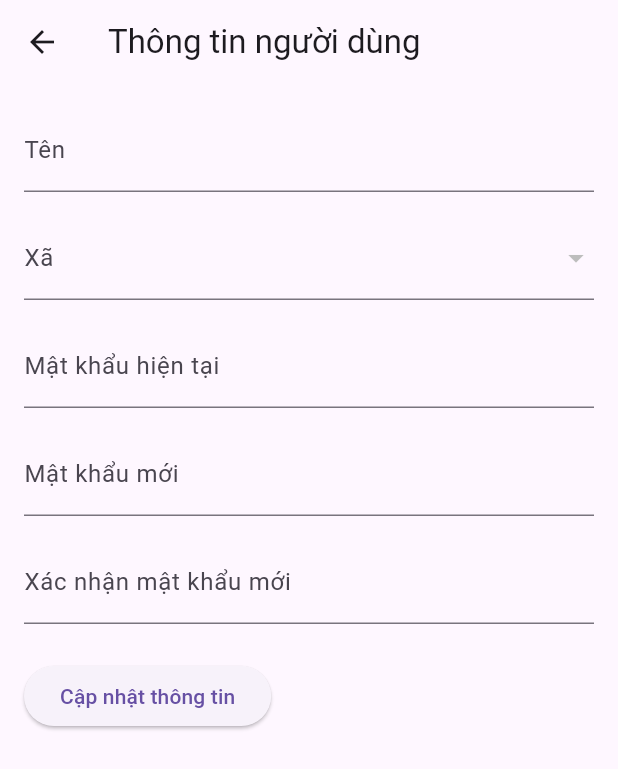
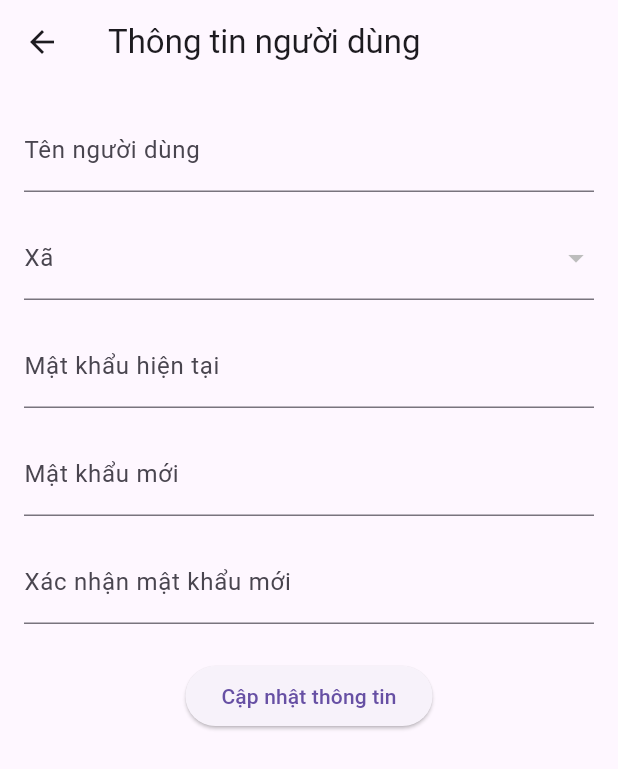
Before and after one commit to kiu-chan/ocop, a Flutter app: the Profile screen opened directly, after a tap on the "edit document" icon, on a phone screen of 412 x 824 dp. Shown: the top 769 px of the screen. Run offline on Flutter 3.47's test engine with Material 3 defaults, Android fonts, the phone set to English and light mode, and no system bars; our stand-ins replace chewie, equatable, fl_chart, flutter_bloc, flutter_html, flutter_map and 3 more; missing offline and left inert: bcrypt, geojson, postgres; accounts and stored records are empty.

Commit message:
editProfile update

```diff
--- a/lib/src/page/settings/profile/profile.dart
+++ b/lib/src/page/settings/profile/profile.dart
@@ -52,8 +52,8 @@ class _ProfileState extends State<Profile> {
                     ),
                     child: Center(
                       child: ClipOval(
-                        child: Image.network(
-                          'https://i.pinimg.com/736x/11/e4/4d/11e44d85743b28fa62121b5ae71a914b.jpg',
+                        child: Image.asset(
+                          'lib/src/assets/img/settings/ic_launcher.png',
                           width: 88.0,
                           height: 88.0,
                           fit: BoxFit.cover,
--- a/lib/src/page/settings/profile/userInformation.dart
+++ b/lib/src/page/settings/profile/userInformation.dart
@@ -1,6 +1,7 @@
 import 'package:flutter/material.dart';
 import 'package:ocop/mainData/user/authService.dart';
 import 'package:ocop/mainData/database/databases.dart';
+import 'package:ocop/src/page/home/home.dart';
 
 class UserInformation extends StatefulWidget {
   const UserInformation({Key? key}) : super(key: key);
@@ -18,6 +19,7 @@ class _UserInformationState extends State<UserInformation> {
   String? _selectedCommune;
   Map<String, dynamic>? _userInfo;
   List<Map<String, dynamic>> _communes = [];
+  bool _isLoading = false;
 
   final DefaultDatabaseOptions _databaseOptions = DefaultDatabaseOptions();
 
@@ -51,6 +53,10 @@ class _UserInformationState extends State<UserInformation> {
 
   Future<void> _updateUserInfo() async {
     if (_formKey.currentState!.validate()) {
+      setState(() {
+        _isLoading = true;
+      });
+
       final selectedCommuneData = _communes.firstWhere(
         (c) => c['name'] == _selectedCommune,
         orElse: () => {'id': null},
@@ -67,6 +73,9 @@ class _UserInformationState extends State<UserInformation> {
           _currentPasswordController.text,
         );
         if (!isPasswordCorrect) {
+          setState(() {
+            _isLoading = false;
+          });
           ScaffoldMessenger.of(context).showSnackBar(
             const SnackBar(content: Text('Mật khẩu hiện tại không đúng')),
           );
@@ -77,17 +86,30 @@ class _UserInformationState extends State<UserInformation> {
 
       final success = await _databaseOptions.accountDatabase.updateUserInfo(_userInfo!['id'], newInfo);
       if (success) {
-        ScaffoldMessenger.of(context).showSnackBar(
-          const SnackBar(content: Text('Thông tin người dùng đã được cập nhật thành công')),
-        );
         final updatedUserInfo = Map<String, dynamic>.from(_userInfo!);
         updatedUserInfo.addAll(newInfo);
         updatedUserInfo['commune'] = _selectedCommune;
         await AuthService.updateUserInfo(updatedUserInfo);
+
+        // Đảm bảo vòng xoay hiển thị ít nhất 1 giây
+        await Future.delayed(const Duration(seconds: 1));
+
         setState(() {
           _userInfo = updatedUserInfo;
+          _isLoading = false;
         });
+
+        ScaffoldMessenger.of(context).showSnackBar(
+          const SnackBar(content: Text('Thông tin người dùng đã được cập nhật thành công')),
+        );
+
+        Navigator.of(context).pushReplacement(
+          MaterialPageRoute(builder: (context) => const Home()),
+        );
       } else {
+        setState(() {
+          _isLoading = false;
+        });
         ScaffoldMessenger.of(context).showSnackBar(
           const SnackBar(content: Text('Không thể cập nhật thông tin người dùng')),
         );
@@ -101,7 +123,9 @@ class _UserInformationState extends State<UserInformation> {
       appBar: AppBar(
         title: const Text("Thông tin người dùng"),
       ),
-      body: SingleChildScrollView(
+      body: Stack(
+        children: [
+          SingleChildScrollView(
             padding: const EdgeInsets.all(16.0),
             child: Form(
               key: _formKey,
@@ -110,7 +134,7 @@ class _UserInformationState extends State<UserInformation> {
                 children: [
                   TextFormField(
                     controller: _nameController,
-                decoration: const InputDecoration(labelText: 'Tên'),
+                    decoration: const InputDecoration(labelText: 'Tên người dùng'),
                     validator: (value) {
                       if (value == null || value.isEmpty) {
                         return 'Vui lòng nhập tên của bạn';
@@ -165,13 +189,24 @@ class _UserInformationState extends State<UserInformation> {
                     },
                   ),
                   const SizedBox(height: 24),
-              ElevatedButton(
-                onPressed: _updateUserInfo,
+                  Center(
+                    child: ElevatedButton(
+                      onPressed: _isLoading ? null : _updateUserInfo,
                       child: const Text('Cập nhật thông tin'),
+                    ),
                   ),
                 ],
               ),
             ),
+          ),
+          if (_isLoading)
+            Container(
+              color: Colors.black.withOpacity(0.5),
+              child: const Center(
+                child: CircularProgressIndicator(),
+              ),
+            ),
+        ],
       ),
     );
   }
--- a/pubspec.yaml
+++ b/pubspec.yaml
@@ -83,6 +83,7 @@ flutter:
   assets:
     - lib/src/assets/img/home/logo.png
     - lib/src/assets/img/home/image.png
+    - lib/src/assets/img/settings/ic_launcher.png
     - lib/src/assets/img/map/image.png
     - lib/src/assets/img/settings/images.png
     - lib/src/assets/img/map/img.png
```
Also changed, not shown: lib/src/assets/img/settings/ic_launcher.png (added). Lines whose indentation alone changed are shown as unchanged.
